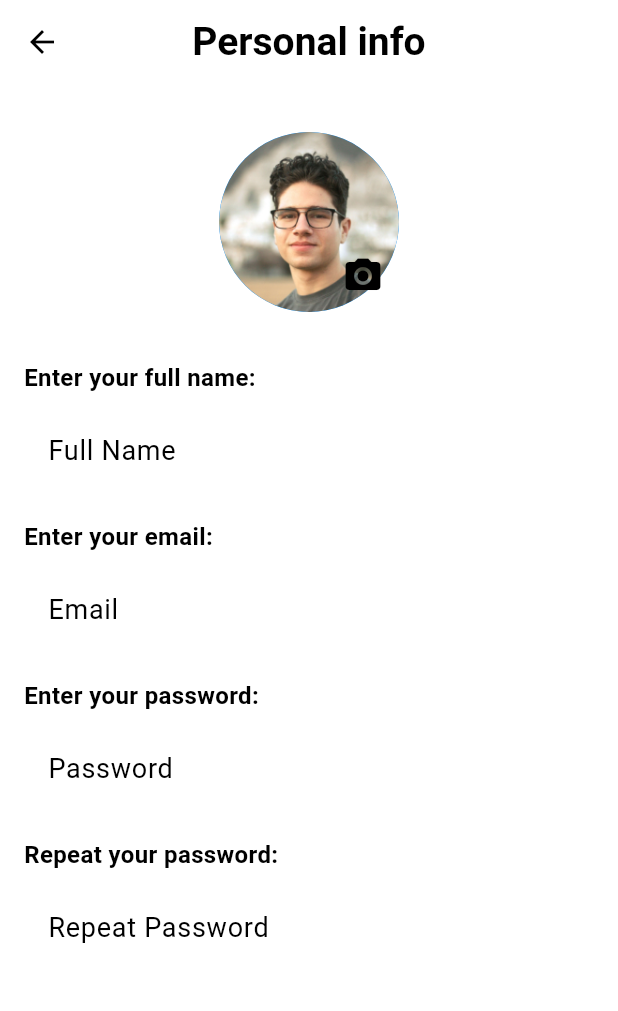
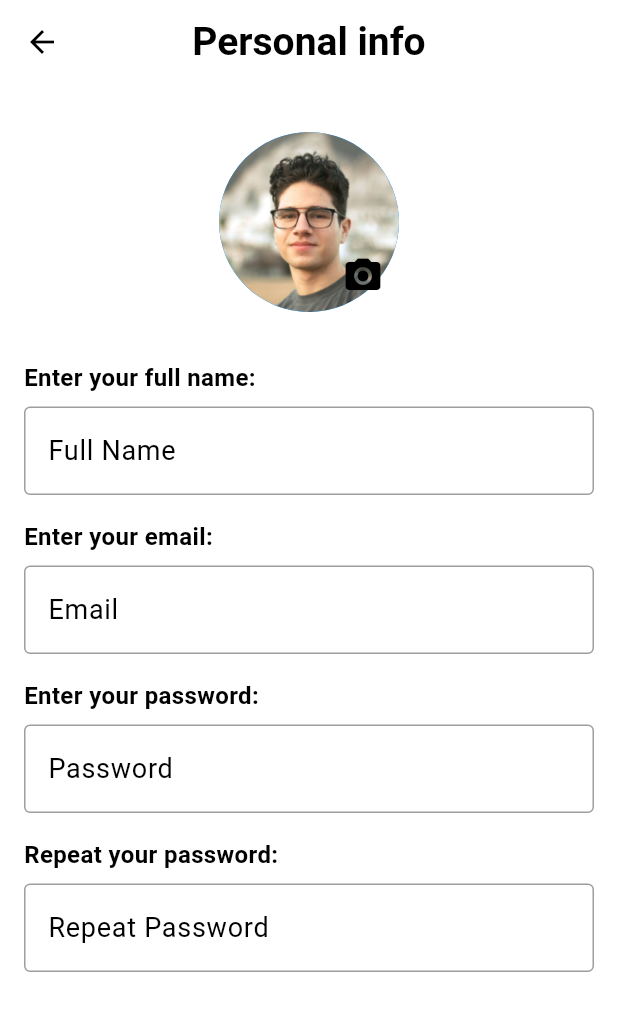
Before and after one commit to mayur-chaudhari-eazr/eazrdaily, a Flutter app: the PersonalInfoScreen screen opened directly, on a phone screen of 412 x 824 dp. Shown: the top 1011 px of the screen. Run offline on Flutter 3.47's test engine with Material 3 defaults, Android fonts, the phone set to English and light mode, and no system bars; our stand-ins replace flutter_bloc, flutter_countdown_timer, flutter_otp_text_field, smooth_page_indicator, syncfusion_flutter_charts.

Commit message:
minor changes

```diff
--- a/lib/features/profile/personal_info_screen.dart
+++ b/lib/features/profile/personal_info_screen.dart
@@ -155,7 +155,7 @@ class _PersonalInfoScreenState extends State<PersonalInfoScreen> {
               borderSide: BorderSide(color: Colors.white), // Grey border
             ),
             enabledBorder: OutlineInputBorder(
-              borderSide: BorderSide(color: Colors.white), // Grey border when not focused
+              borderSide: BorderSide(color: Colors.grey), // Grey border when not focused
             ),
             focusedBorder: OutlineInputBorder(
               borderSide: BorderSide(color: Colors.white), // Grey border when focused
```
